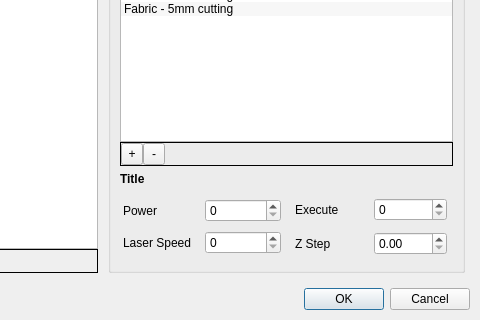
First picture: the form in src/windows/preset-manager.ui, repository flux3dp/swiftray, before the edit; both pictures show x 275 to 755 and y 126 to 446 of the 755 by 446 pixel window.
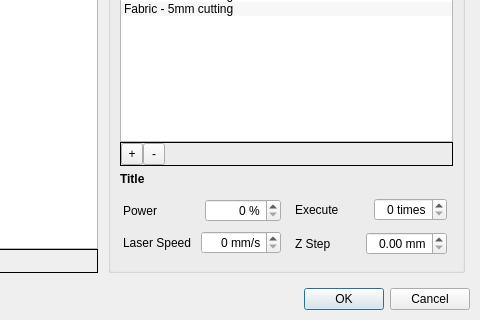
Second picture: the form after the edit.

Commit message: Support remove preset and set document size

```diff
--- a/src/windows/preset-manager.ui
+++ b/src/windows/preset-manager.ui
@@ -400,7 +400,17 @@
                </widget>
               </item>
               <item>
-               <widget class="QSpinBox" name="power"/>
+               <widget class="QSpinBox" name="power">
+                <property name="alignment">
+                 <set>Qt::AlignRight|Qt::AlignTrailing|Qt::AlignVCenter</set>
+                </property>
+                <property name="suffix">
+                 <string> %</string>
+                </property>
+                <property name="maximum">
+                 <number>100</number>
+                </property>
+               </widget>
               </item>
              </layout>
             </item>
@@ -414,7 +424,17 @@
                </widget>
               </item>
               <item>
-               <widget class="QSpinBox" name="speed"/>
+               <widget class="QSpinBox" name="speed">
+                <property name="alignment">
+                 <set>Qt::AlignRight|Qt::AlignTrailing|Qt::AlignVCenter</set>
+                </property>
+                <property name="suffix">
+                 <string> mm/s</string>
+                </property>
+                <property name="maximum">
+                 <number>100</number>
+                </property>
+               </widget>
               </item>
              </layout>
             </item>
@@ -456,7 +476,14 @@
                </widget>
               </item>
               <item>
-               <widget class="QSpinBox" name="repeat"/>
+               <widget class="QSpinBox" name="repeat">
+                <property name="alignment">
+                 <set>Qt::AlignRight|Qt::AlignTrailing|Qt::AlignVCenter</set>
+                </property>
+                <property name="suffix">
+                 <string> times</string>
+                </property>
+               </widget>
               </item>
              </layout>
             </item>
@@ -482,7 +509,14 @@
                </widget>
               </item>
               <item>
-               <widget class="QDoubleSpinBox" name="stepHeight"/>
+               <widget class="QDoubleSpinBox" name="stepHeight">
+                <property name="alignment">
+                 <set>Qt::AlignRight|Qt::AlignTrailing|Qt::AlignVCenter</set>
+                </property>
+                <property name="suffix">
+                 <string> mm</string>
+                </property>
+               </widget>
               </item>
              </layout>
             </item>
```
Left out of the diff: 4 changed lines with no effect on the pictures. The commit also changes 4 other files.
